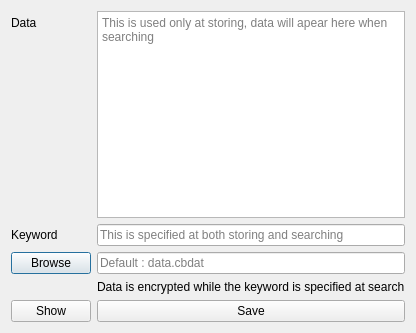
This is store.ui in GaussianWonder/Safe-Lock as Qt 5 draws it before an edit. The edited form follows.
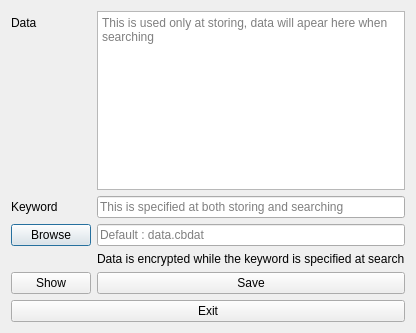
This is the edited form.

Commit message: Added exit buttons

The edit to the form file:
```diff
--- a/store.ui
+++ b/store.ui
@@ -84,6 +84,13 @@
      </item>
     </layout>
    </item>
+   <item>
+    <widget class="QPushButton" name="exitBtn">
+     <property name="text">
+      <string>Exit</string>
+     </property>
+    </widget>
+   </item>
   </layout>
  </widget>
  <resources/>
```
The commit also changes 7 other files.
